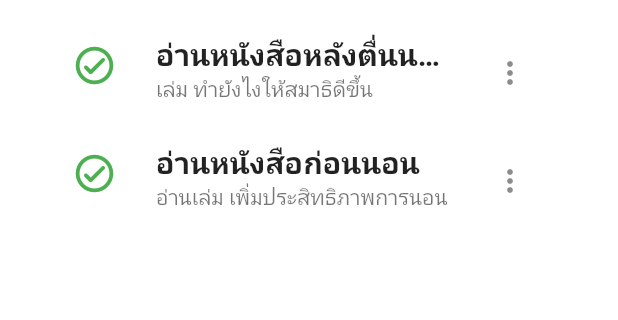
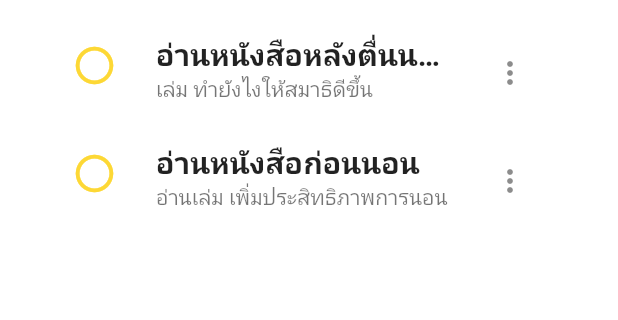
Before and after one commit to PattaraponLertratananont/todoForLearn, a Flutter app: the screen it shows after launch, on a phone screen of 412 x 824 dp, the part 610-930 px from its top. Run offline on Flutter 3.47's test engine with Material 2 defaults, Android fonts, the phone set to English and light mode, and no system bars; our stand-ins replace google_fonts; Roboto replaces fonts that are missing (Kanit).

Commit message:
update todo to complete

```diff
--- a/lib/mock_todo.dart
+++ b/lib/mock_todo.dart
@@ -2,8 +2,16 @@ import 'package:todo/models/todo_model.dart';
 
 class MockTodo {
   static List<Todo> todos = [
-    Todo(topic: "อ่านหนังสือหลังตื่นนอน", msg: "เล่ม ทำยังไงให้สมาธิดีขึ้น"),
-    Todo(topic: "อ่านหนังสือก่อนนอน", msg: "อ่านเล่ม เพิ่มประสิทธิภาพการนอน"),
+    Todo(
+      topic: "อ่านหนังสือหลังตื่นนอน",
+      msg: "เล่ม ทำยังไงให้สมาธิดีขึ้น",
+      complete: false,
+    ),
+    Todo(
+      topic: "อ่านหนังสือก่อนนอน",
+      msg: "อ่านเล่ม เพิ่มประสิทธิภาพการนอน",
+      complete: false,
+    ),
   ];
 
   static Future<List<Todo>> getTodo() async {
@@ -15,4 +23,9 @@ class MockTodo {
     await Future.delayed(Duration(seconds: 1));
     todos.add(todo);
   }
+
+  static Future<void> completeTodo(int index) async {
+    await Future.delayed(Duration(milliseconds: 500));
+    todos[index].complete = true;
+  }
 }
--- a/lib/models/todo_model.dart
+++ b/lib/models/todo_model.dart
@@ -1,18 +1,25 @@
 class Todo {
   late String topic;
   late String msg;
+  late bool complete;
 
-  Todo({required this.topic, required this.msg});
+  Todo({
+    required this.topic,
+    required this.msg,
+    required this.complete,
+  });
 
   Todo.fromJson(Map<String, dynamic> json) {
     topic = json['topic'];
     msg = json['msg'];
+    complete = json['complete'];
   }
 
   Map<String, dynamic> toJson() {
     final Map<String, dynamic> data = new Map<String, dynamic>();
     data['topic'] = this.topic;
     data['msg'] = this.msg;
+    data['complete'] = this.complete;
     return data;
   }
 }
--- a/lib/screens/home.dart
+++ b/lib/screens/home.dart
@@ -80,9 +80,13 @@ class _HomeScreenState extends State<HomeScreen> {
                               itemBuilder: (context, index) {
                                 return ListTile(
                                   leading: Icon(
-                                    Icons.check_circle_outline_rounded,
+                                    todos[index].complete
+                                        ? Icons.check_circle_outline_rounded
+                                        : Icons.panorama_fish_eye,
                                     size: 30,
-                                    color: Colors.green,
+                                    color: todos[index].complete
+                                        ? Colors.green
+                                        : Colors.yellow[600],
                                   ),
                                   title: Text(
                                     todos[index].topic,
@@ -103,7 +107,10 @@ class _HomeScreenState extends State<HomeScreen> {
                                     icon: Icon(Icons.more_vert),
                                     onPressed: () {},
                                   ),
-                                  onTap: () {},
+                                  onTap: () async {
+                                    await MockTodo.completeTodo(index);
+                                    await getTodo();
+                                  },
                                 );
                               },
                             ),
```
Also changed, not shown: lib/screens/new_todo.dart (+7 -4 lines).
